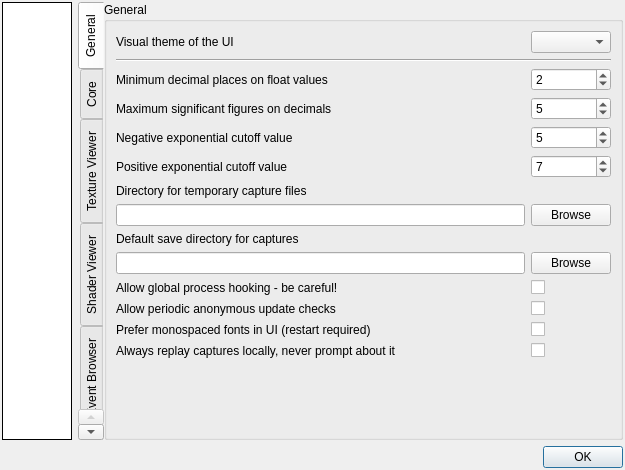
baldurk/renderdoc, file qrenderdoc/Windows/Dialogs/SettingsDialog.ui: the form before one commit.
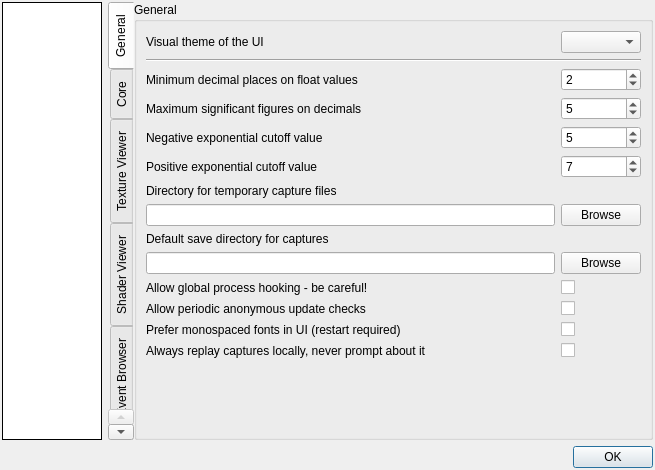
The form after the commit.

Commit message: Fix sizing of pages column on left side of settings dialog

```diff
--- a/qrenderdoc/Windows/Dialogs/SettingsDialog.ui
+++ b/qrenderdoc/Windows/Dialogs/SettingsDialog.ui
@@ -36,7 +36,7 @@
    <item row="0" column="0">
     <widget class="QListWidget" name="pages">
      <property name="sizePolicy">
-      <sizepolicy hsizetype="Preferred" vsizetype="Expanding">
+      <sizepolicy hsizetype="Minimum" vsizetype="Expanding">
        <horstretch>0</horstretch>
        <verstretch>0</verstretch>
       </sizepolicy>
@@ -47,12 +47,24 @@
      <property name="frameShadow">
       <enum>QFrame::Plain</enum>
      </property>
+     <property name="horizontalScrollBarPolicy">
+      <enum>Qt::ScrollBarAlwaysOff</enum>
+     </property>
+     <property name="sizeAdjustPolicy">
+      <enum>QAbstractScrollArea::AdjustToContents</enum>
+     </property>
      <property name="editTriggers">
       <set>QAbstractItemView::NoEditTriggers</set>
      </property>
      <property name="selectionBehavior">
       <enum>QAbstractItemView::SelectRows</enum>
      </property>
+     <property name="textElideMode">
+      <enum>Qt::ElideNone</enum>
+     </property>
+     <property name="resizeMode">
+      <enum>QListView::Adjust</enum>
+     </property>
     </widget>
    </item>
    <item row="0" column="2">
```
The commit also changes 1 other file.
